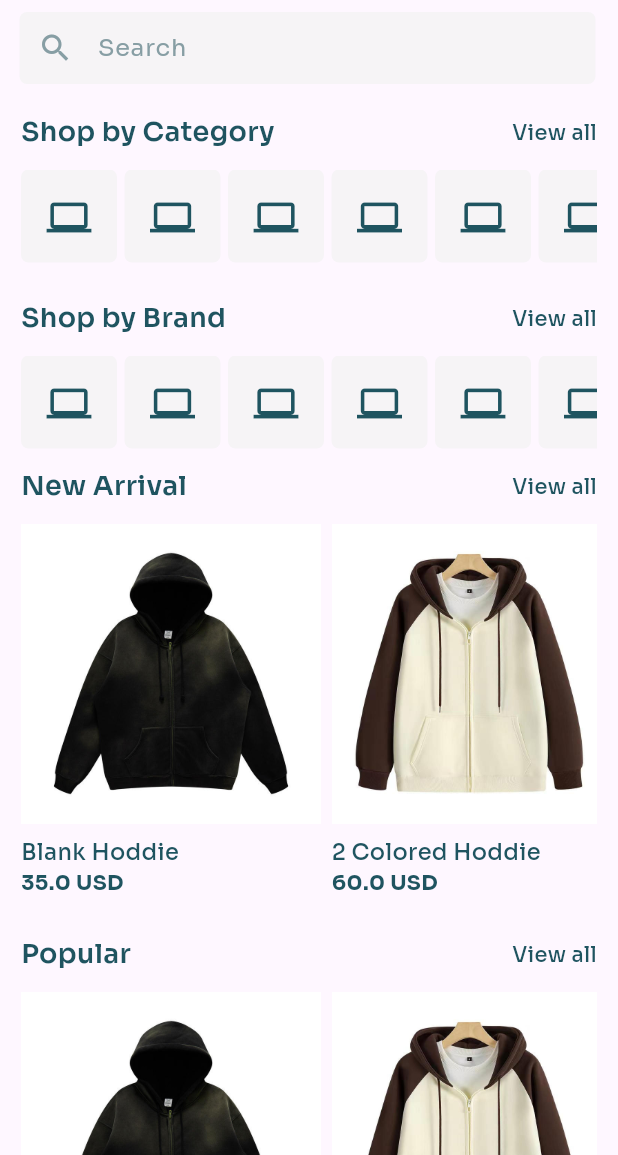
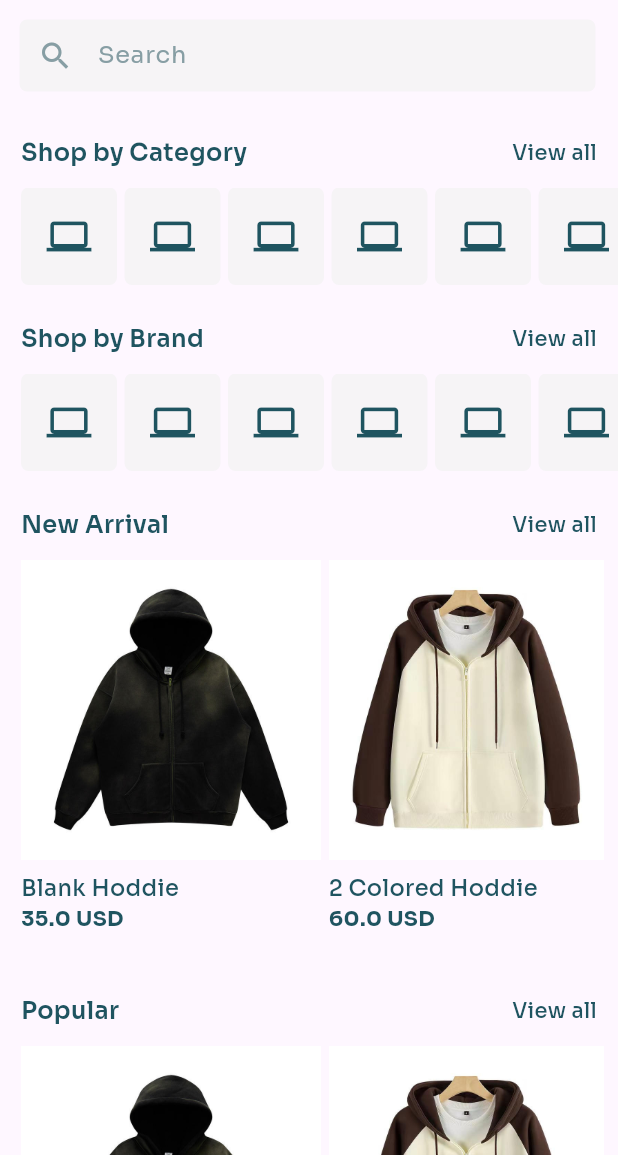
Before and after one commit to mahdi-mk/bazar-flutter, a Flutter app: the HomeScreen screen opened by its route, on a phone screen of 412 x 824 dp, the part 81-1236 px from its top. Run offline on Flutter 3.47's test engine with Material 3 defaults, Android fonts, the phone set to English and light mode, and no system bars; our stand-ins replace flutter_riverpod, form_validator, go_router, google_fonts, rxdart.

Commit message:
Update home screen

```diff
--- /dev/null
+++ b/lib/src/common/category_card.dart
@@ -0,0 +1,31 @@
+import 'package:flutter/material.dart';
+import 'package:flutter_app/src/features/products/domain/category.dart';
+import 'package:flutter_app/src/theme/settings/colors.dart';
+
+class CategoryCard extends StatelessWidget {
+  const CategoryCard({
+    super.key,
+    required this.category,
+  });
+
+  final Category category;
+
+  @override
+  Widget build(BuildContext context) {
+    return IconButton(
+      icon: Icon(
+        Icons.laptop,
+        color: ThemeColors.primaryText,
+      ),
+      iconSize: 30,
+      style: IconButton.styleFrom(
+        padding: const EdgeInsets.all(17),
+        backgroundColor: ThemeColors.secondary.withOpacity(0.2),
+        shape: RoundedRectangleBorder(
+          borderRadius: BorderRadius.circular(5),
+        ),
+      ),
+      onPressed: () {},
+    );
+  }
+}
--- a/lib/src/common/section.dart
+++ b/lib/src/common/section.dart
@@ -4,14 +4,22 @@ import 'package:flutter_app/src/theme/settings/sizes.dart';
 import 'package:flutter_app/src/theme/widgets/buttons/primary_text_button.dart';
 import 'package:google_fonts/google_fonts.dart';
 
+enum SectionType {
+  categories,
+  brands,
+  products,
+}
+
 class Section extends StatelessWidget {
   const Section({
     super.key,
+    required this.type,
     required this.heading,
     required this.itemCount,
     required this.itemBuilder,
   });
 
+  final SectionType type;
   final String heading;
   final int itemCount;
   final Widget? Function(BuildContext, int) itemBuilder;
@@ -19,23 +27,26 @@ class Section extends StatelessWidget {
   @override
   Widget build(BuildContext context) {
     return SizedBox(
-      height: 300,
+      height: type == SectionType.products ? 300 : 100,
       child: Column(
         crossAxisAlignment: CrossAxisAlignment.start,
         children: [
-          Row(
+          Padding(
+            padding: const EdgeInsets.symmetric(horizontal: 14),
+            child: Row(
               mainAxisAlignment: MainAxisAlignment.spaceBetween,
               children: [
                 Text(
                   heading,
                   style: GoogleFonts.sora(
-                  fontSize: 18,
+                    fontSize: 16,
                     fontWeight: FontWeight.w600,
                     color: ThemeColors.primaryText,
                   ),
                 ),
                 PrimaryTextButton(text: 'View all', onPressed: () {})
               ],
+            ),
           ),
           gapH12,
           Expanded(
--- a/lib/src/features/home/presentation/home_screen.dart
+++ b/lib/src/features/home/presentation/home_screen.dart
@@ -1,14 +1,14 @@
 import 'package:flutter/material.dart';
+import 'package:flutter_app/src/common/category_card.dart';
 import 'package:flutter_app/src/common/product_card.dart';
 import 'package:flutter_app/src/common/section.dart';
 import 'package:flutter_app/src/features/home/presentation/home_screen_app_bar.dart';
-import 'package:flutter_app/src/features/home/presentation/sections/shop_by_brand_section.dart';
-import 'package:flutter_app/src/features/home/presentation/sections/shop_by_category_section.dart';
+import 'package:flutter_app/src/features/products/domain/category.dart';
 import 'package:flutter_app/src/mock/products.dart';
 import 'package:flutter_app/src/theme/settings/sizes.dart';
 import 'package:flutter_riverpod/flutter_riverpod.dart';
 
-const double appBarHeight = 115;
+const double appBarHeight = 120;
 
 class HomeScreen extends ConsumerWidget {
   const HomeScreen({super.key});
@@ -21,32 +21,66 @@ class HomeScreen extends ConsumerWidget {
         child: HomeScreenAppBar(),
       ),
       body: SingleChildScrollView(
-        child: Container(
-          padding: const EdgeInsets.all(14),
+        child: SizedBox(
           height: MediaQuery.of(context).size.height + appBarHeight,
           child: Column(
             children: [
-              const ShopByCategorySection(),
               gapH24,
-              const ShopByBrandSection(),
-              gapH12,
               Section(
+                type: SectionType.categories,
+                heading: 'Shop by Category',
+                itemCount: 10,
+                itemBuilder: (BuildContext context, int index) {
+                  return Padding(
+                    padding: EdgeInsets.only(
+                      left: index == 0 ? 14 : 5,
+                    ),
+                    child: const CategoryCard(
+                      category: Category(id: 'id', name: 'Men'),
+                    ),
+                  );
+                },
+              ),
+              gapH24,
+              Section(
+                type: SectionType.brands,
+                heading: 'Shop by Brand',
+                itemCount: 10,
+                itemBuilder: (BuildContext context, int index) {
+                  return Padding(
+                    padding: EdgeInsets.only(
+                      left: index == 0 ? 14 : 5,
+                    ),
+                    child: const CategoryCard(
+                      category: Category(id: 'id', name: 'Men'),
+                    ),
+                  );
+                },
+              ),
+              gapH24,
+              Section(
+                type: SectionType.products,
                 heading: 'New Arrival',
                 itemCount: 10,
                 itemBuilder: (BuildContext context, int index) {
                   return Padding(
-                    padding: const EdgeInsets.only(right: 7),
+                    padding: EdgeInsets.only(
+                      left: index == 0 ? 14 : 5,
+                    ),
                     child: ProductCard(product: fakeProducts[index]),
                   );
                 },
               ),
-              gapH12,
+              gapH24,
               Section(
+                type: SectionType.products,
                 heading: 'Popular',
                 itemCount: 10,
                 itemBuilder: (BuildContext context, int index) {
                   return Padding(
-                    padding: const EdgeInsets.only(right: 7),
+                    padding: EdgeInsets.only(
+                      left: index == 0 ? 14 : 5,
+                    ),
                     child: ProductCard(product: fakeProducts[index]),
                   );
                 },
--- a/lib/src/features/home/presentation/sections/shop_by_brand_section.dart
+++ /dev/null
@@ -1,62 +0,0 @@
-import 'package:flutter/material.dart';
-import 'package:flutter_app/src/theme/settings/colors.dart';
-import 'package:flutter_app/src/theme/settings/sizes.dart';
-import 'package:flutter_app/src/theme/widgets/buttons/primary_text_button.dart';
-import 'package:google_fonts/google_fonts.dart';
-
-class ShopByBrandSection extends StatelessWidget {
-  const ShopByBrandSection({super.key});
-
-  @override
-  Widget build(BuildContext context) {
-    return SizedBox(
-      height: 100,
-      child: Column(
-        crossAxisAlignment: CrossAxisAlignment.start,
-        children: [
-          Row(
-            mainAxisAlignment: MainAxisAlignment.spaceBetween,
-            children: [
-              Text(
-                'Shop by Brand',
-                style: GoogleFonts.sora(
-                  fontSize: 18,
-                  fontWeight: FontWeight.w600,
-                  color: ThemeColors.primaryText,
-                ),
-              ),
-              PrimaryTextButton(text: 'View all', onPressed: () {})
-            ],
-          ),
-          gapH12,
-          Expanded(
-            child: ListView.builder(
-              scrollDirection: Axis.horizontal,
-              itemCount: 10,
-              itemBuilder: (BuildContext context, int index) {
-                return Padding(
-                  padding: const EdgeInsets.only(right: 5),
-                  child: IconButton(
-                    icon: Icon(
-                      Icons.laptop,
-                      color: ThemeColors.primaryText,
-                    ),
-                    iconSize: 30,
-                    style: IconButton.styleFrom(
-                      padding: const EdgeInsets.all(17),
-                      backgroundColor: ThemeColors.secondary.withOpacity(0.2),
-                      shape: RoundedRectangleBorder(
-                        borderRadius: BorderRadius.circular(5),
-                      ),
-                    ),
-                    onPressed: () {},
-                  ),
-                );
-              },
-            ),
-          )
-        ],
-      ),
-    );
-  }
-}
--- a/lib/src/features/home/presentation/sections/shop_by_category_section.dart
+++ /dev/null
@@ -1,62 +0,0 @@
-import 'package:flutter/material.dart';
-import 'package:flutter_app/src/theme/settings/colors.dart';
-import 'package:flutter_app/src/theme/settings/sizes.dart';
-import 'package:flutter_app/src/theme/widgets/buttons/primary_text_button.dart';
-import 'package:google_fonts/google_fonts.dart';
-
-class ShopByCategorySection extends StatelessWidget {
-  const ShopByCategorySection({super.key});
-
-  @override
-  Widget build(BuildContext context) {
-    return SizedBox(
-      height: 100,
-      child: Column(
-        crossAxisAlignment: CrossAxisAlignment.start,
-        children: [
-          Row(
-            mainAxisAlignment: MainAxisAlignment.spaceBetween,
-            children: [
-              Text(
-                'Shop by Category',
-                style: GoogleFonts.sora(
-                  fontSize: 18,
-                  fontWeight: FontWeight.w600,
-                  color: ThemeColors.primaryText,
-                ),
-              ),
-              PrimaryTextButton(text: 'View all', onPressed: () {})
-            ],
-          ),
-          gapH12,
-          Expanded(
-            child: ListView.builder(
-              scrollDirection: Axis.horizontal,
-              itemCount: 10,
-              itemBuilder: (BuildContext context, int index) {
-                return Padding(
-                  padding: const EdgeInsets.only(right: 5),
-                  child: IconButton(
-                    icon: Icon(
-                      Icons.laptop,
-                      color: ThemeColors.primaryText,
-                    ),
-                    iconSize: 30,
-                    style: IconButton.styleFrom(
-                      padding: const EdgeInsets.all(17),
-                      backgroundColor: ThemeColors.secondary.withOpacity(0.2),
-                      shape: RoundedRectangleBorder(
-                        borderRadius: BorderRadius.circular(5),
-                      ),
-                    ),
-                    onPressed: () {},
-                  ),
-                );
-              },
-            ),
-          )
-        ],
-      ),
-    );
-  }
-}
--- /dev/null
+++ b/lib/src/features/products/domain/category.dart
@@ -0,0 +1,9 @@
+class Category {
+  const Category({
+    required this.id,
+    required this.name,
+  });
+
+  final String id;
+  final String name;
+}
```
Lines whose indentation alone changed are shown as unchanged.
